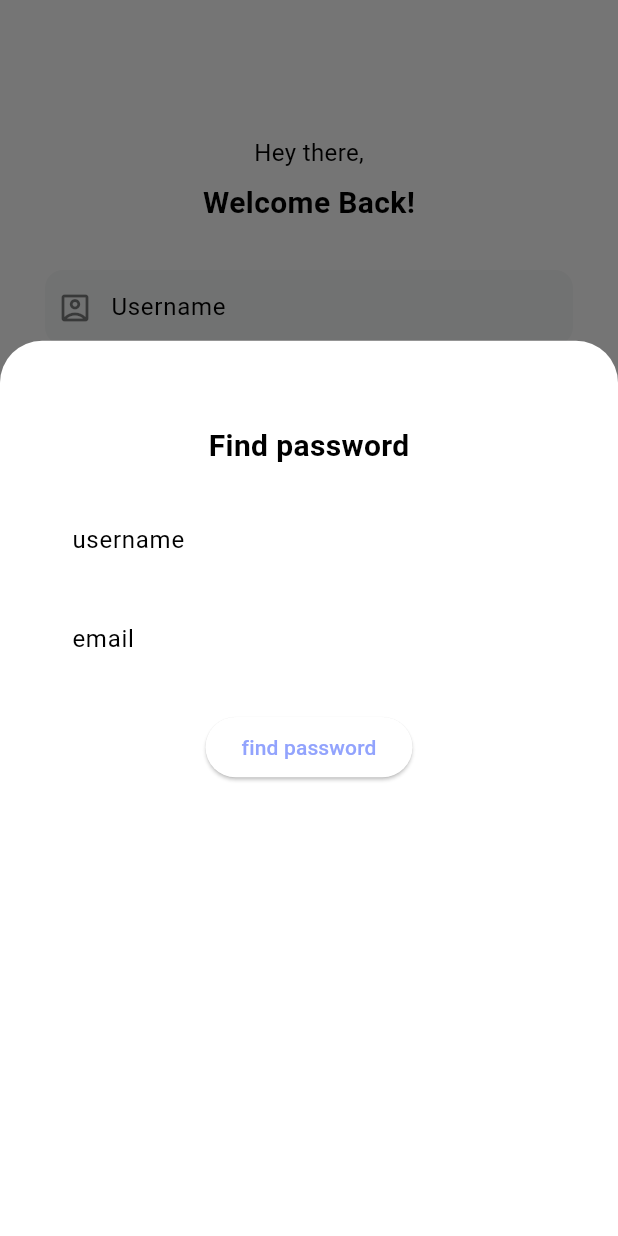
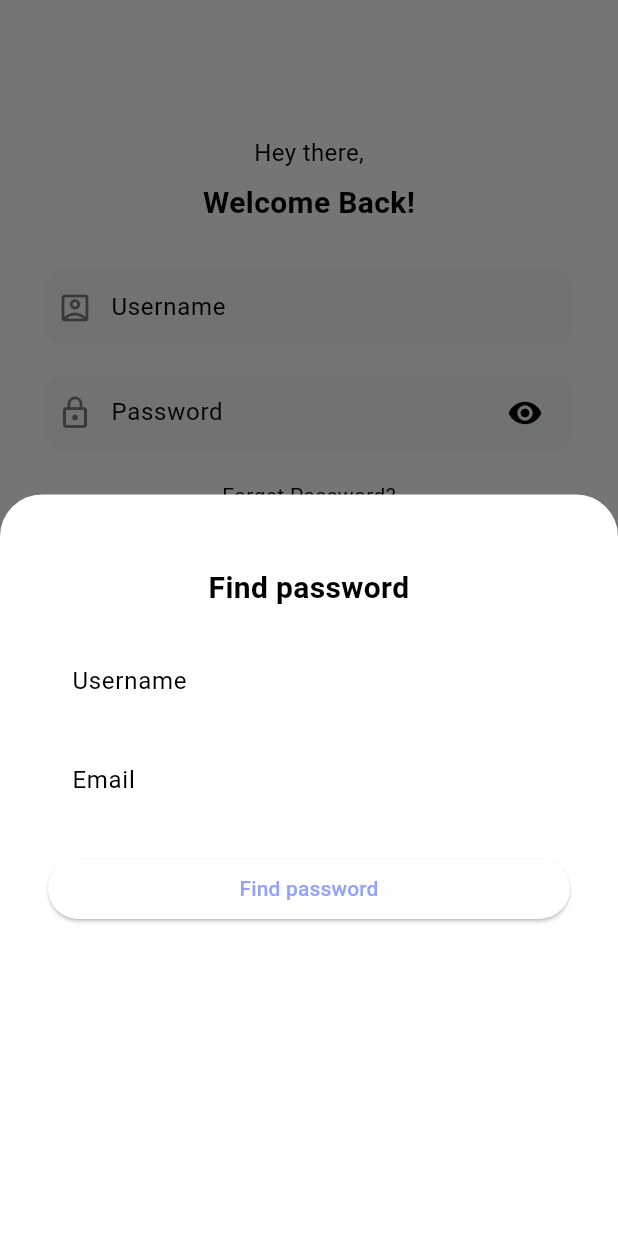
Before and after one commit to KaozhiChen/fitness_tracker_app, a Flutter app: the screen it shows after launch, after a tap on "Forget Password?", on a phone screen of 412 x 824 dp. Run offline on Flutter 3.47's test engine with Material 3 defaults, Android fonts, the phone set to English and light mode, and no system bars; our stand-ins replace fl_chart, flutter_svg, google_fonts, shared_preferences, sqflite, table_calendar; missing offline and left inert: duration_picker; accounts and stored records are empty.

Commit message:
fix forget password sheet display bug, remove google and facebook login

```diff
--- a/lib/main.dart
+++ b/lib/main.dart
@@ -1,14 +1,14 @@
 import 'package:fitness_tracker_app/providers/workout_provider.dart';
 import 'package:fitness_tracker_app/providers/user_provider.dart';
-import 'package:fitness_tracker_app/services/database_helper.dart';
+// import 'package:fitness_tracker_app/services/database_helper.dart';
 import 'package:fitness_tracker_app/theme/colors.dart';
 import 'package:flutter/material.dart';
 import 'package:provider/provider.dart';
 import 'router.dart' as router;
 
 void main() async {
-  WidgetsFlutterBinding.ensureInitialized();
-  await DatabaseHelper.instance.deleteDatabase();
+  // WidgetsFlutterBinding.ensureInitialized();
+  // await DatabaseHelper.instance.deleteDatabase();
   runApp(const MyApp());
 }
 
--- a/lib/pages/forget_password_sheet.dart
+++ b/lib/pages/forget_password_sheet.dart
@@ -43,18 +43,21 @@ class _ForgetPasswordSheetState extends State<ForgetPasswordSheet> {
 
   @override
   Widget build(BuildContext context) {
-    return Padding(
+    return SingleChildScrollView(
+      child: Padding(
         padding: EdgeInsets.only(
           bottom: MediaQuery.of(context).viewInsets.bottom,
           left: 16,
           right: 16,
-        top: 16,
+          top: 32,
         ),
         child: Column(
           mainAxisSize: MainAxisSize.min,
+          crossAxisAlignment: CrossAxisAlignment.stretch,
           children: [
             const Text(
               'Find password',
+              textAlign: TextAlign.center,
               style: TextStyle(
                 fontSize: 20,
                 fontWeight: FontWeight.bold,
@@ -64,7 +67,7 @@ class _ForgetPasswordSheetState extends State<ForgetPasswordSheet> {
             TextField(
               controller: _usernameController,
               decoration: const InputDecoration(
-              labelText: 'username',
+                labelText: 'Username',
                 border: OutlineInputBorder(),
               ),
             ),
@@ -72,32 +75,33 @@ class _ForgetPasswordSheetState extends State<ForgetPasswordSheet> {
             TextField(
               controller: _emailController,
               decoration: const InputDecoration(
-              labelText: 'email',
+                labelText: 'Email',
                 border: OutlineInputBorder(),
               ),
             ),
             const SizedBox(height: 20),
             _loading
-              ? const CircularProgressIndicator()
+                ? const Center(child: CircularProgressIndicator())
                 : ElevatedButton(
                     onPressed: _retrievePassword,
-                  child: const Text('find password'),
+                    child: const Text('Find password'),
                   ),
             const SizedBox(height: 10),
             if (_password != null) ...[
-            const Text('Your password is:'),
-            Text(
+              const Center(child: Text('Your password is:')),
+              Center(
+                child: Text(
                   _password!,
                   style: const TextStyle(
                     fontSize: 18,
                     fontWeight: FontWeight.bold,
                   ),
                 ),
-            const SizedBox(
-              height: 8,
-            )
+              ),
+              const SizedBox(height: 8),
             ],
           ],
+        ),
       ),
     );
   }
--- a/lib/pages/login_page.dart
+++ b/lib/pages/login_page.dart
@@ -39,16 +39,25 @@ class _LoginPageState extends State<LoginPage> {
       context: context,
       isScrollControlled: true,
       builder: (context) {
+        return DraggableScrollableSheet(
+          initialChildSize: 0.6,
+          minChildSize: 0.25,
+          maxChildSize: 0.7,
+          expand: false,
+          builder: (BuildContext context, ScrollController scrollController) {
             return Padding(
               padding: EdgeInsets.only(
                 bottom: MediaQuery.of(context).viewInsets.bottom,
-            top: 20,
+                left: 16,
+                right: 16,
+                top: 16,
               ),
-          child: Container(
-            height: MediaQuery.of(context).size.height * 0.7,
-            padding: const EdgeInsets.symmetric(horizontal: 16, vertical: 20),
+              child: SingleChildScrollView(
+                controller: scrollController,
                 child: const ForgetPasswordSheet(),
               ),
+            );
+          },
         );
       },
     );
@@ -243,7 +252,7 @@ class _LoginPageState extends State<LoginPage> {
                         SizedBox(
                           width: 8,
                         ),
-                        Text("Or"),
+                        // Text("Or"),
                         SizedBox(
                           width: 8,
                         ),
@@ -256,42 +265,42 @@ class _LoginPageState extends State<LoginPage> {
                     const SizedBox(
                       height: 20,
                     ),
-                    Row(
-                      mainAxisAlignment: MainAxisAlignment.center,
-                      children: [
-                        Container(
-                          width: 50,
-                          height: 50,
-                          decoration: BoxDecoration(
-                              borderRadius: BorderRadius.circular(12),
-                              border:
-                                  Border.all(color: black.withOpacity(0.1))),
-                          child: Center(
-                            child: SvgPicture.asset(
-                              "assets/images/google_icon.svg",
-                              width: 20,
-                            ),
-                          ),
-                        ),
-                        const SizedBox(
-                          width: 12,
-                        ),
-                        Container(
-                          width: 50,
-                          height: 50,
-                          decoration: BoxDecoration(
-                              borderRadius: BorderRadius.circular(12),
-                              border:
-                                  Border.all(color: black.withOpacity(0.1))),
-                          child: Center(
-                            child: SvgPicture.asset(
-                              "assets/images/facebook_icon.svg",
-                              width: 20,
-                            ),
-                          ),
-                        ),
-                      ],
-                    ),
+                    // Row(
+                    //   mainAxisAlignment: MainAxisAlignment.center,
+                    //   children: [
+                    //     Container(
+                    //       width: 50,
+                    //       height: 50,
+                    //       decoration: BoxDecoration(
+                    //           borderRadius: BorderRadius.circular(12),
+                    //           border:
+                    //               Border.all(color: black.withOpacity(0.1))),
+                    //       child: Center(
+                    //         child: SvgPicture.asset(
+                    //           "assets/images/google_icon.svg",
+                    //           width: 20,
+                    //         ),
+                    //       ),
+                    //     ),
+                    //     const SizedBox(
+                    //       width: 12,
+                    //     ),
+                    //     Container(
+                    //       width: 50,
+                    //       height: 50,
+                    //       decoration: BoxDecoration(
+                    //           borderRadius: BorderRadius.circular(12),
+                    //           border:
+                    //               Border.all(color: black.withOpacity(0.1))),
+                    //       child: Center(
+                    //         child: SvgPicture.asset(
+                    //           "assets/images/facebook_icon.svg",
+                    //           width: 20,
+                    //         ),
+                    //       ),
+                    //     ),
+                    //   ],
+                    // ),
                     const SizedBox(
                       height: 12,
                     ),
--- a/lib/pages/profile_page.dart
+++ b/lib/pages/profile_page.dart
@@ -42,36 +42,36 @@ class _ProfilePageState extends State<ProfilePage> {
                   crossAxisAlignment: CrossAxisAlignment.center,
                   children: [
                     // profile photo
-                    Center(
+                    const Center(
                       child: Stack(
                         children: [
-                          const CircleAvatar(
+                          CircleAvatar(
                             radius: 60,
                             backgroundImage:
                                 AssetImage("assets/images/logo.png"),
                           ),
-                          Positioned(
-                            bottom: 0,
-                            right: 0,
-                            child: Container(
-                              width: 26,
-                              height: 26,
-                              decoration: const BoxDecoration(
-                                shape: BoxShape.circle,
-                                color: secondary,
-                              ),
-                              child: GestureDetector(
-                                onTap: () {},
-                                child: const Center(
-                                  child: Icon(
-                                    Icons.camera_alt_outlined,
-                                    color: white,
-                                    size: 20,
-                                  ),
-                                ),
-                              ),
-                            ),
-                          ),
+                          // Positioned(
+                          //   bottom: 0,
+                          //   right: 0,
+                          //   child: Container(
+                          //     width: 26,
+                          //     height: 26,
+                          //     decoration: const BoxDecoration(
+                          //       shape: BoxShape.circle,
+                          //       color: secondary,
+                          //     ),
+                          //     child: GestureDetector(
+                          //       onTap: () {},
+                          //       child: const Center(
+                          //         child: Icon(
+                          //           Icons.camera_alt_outlined,
+                          //           color: white,
+                          //           size: 20,
+                          //         ),
+                          //       ),
+                          //     ),
+                          //   ),
+                          // ),
                         ],
                       ),
                     ),
```
Lines whose indentation alone changed are shown as unchanged.
